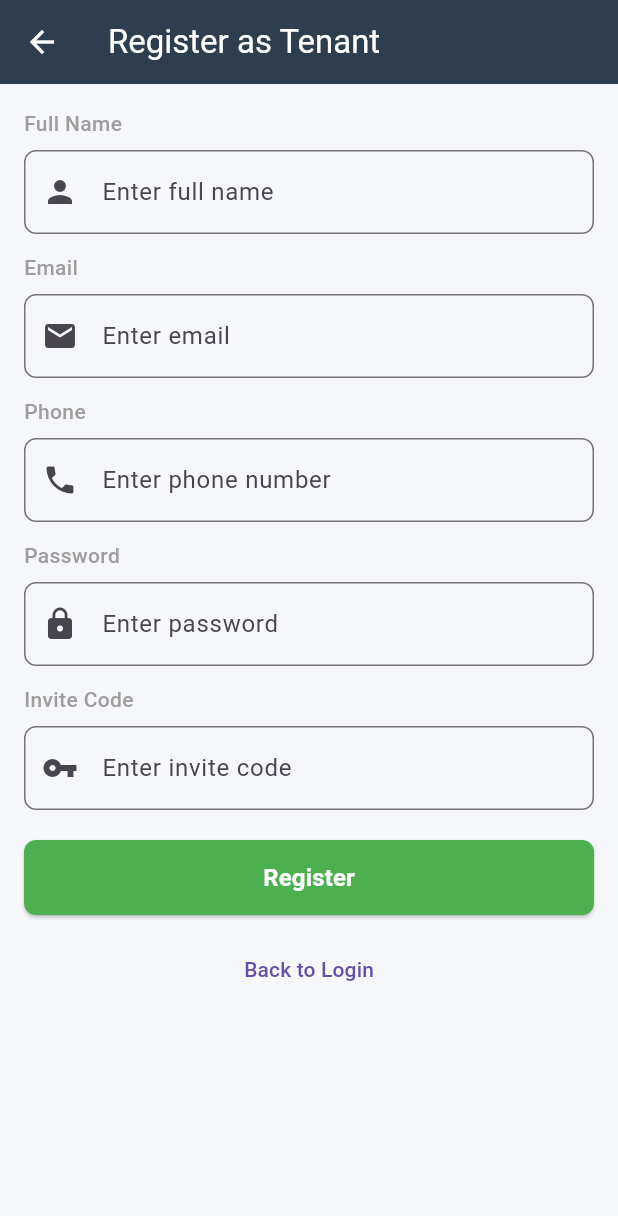
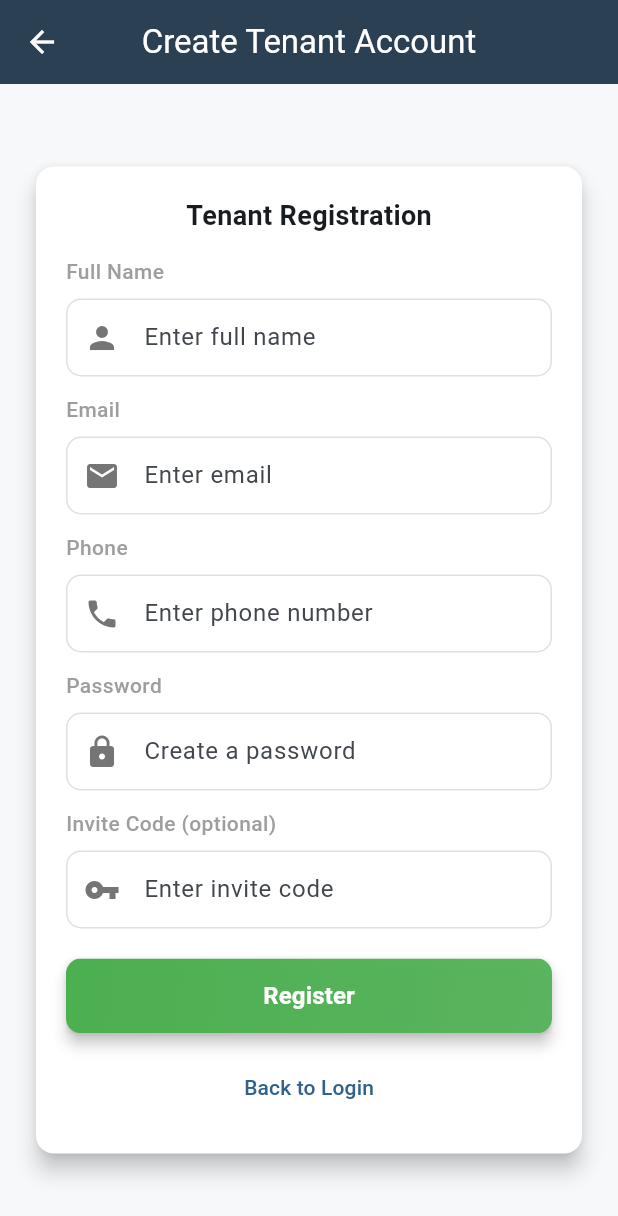
Before and after one commit to MAHABUB122003/RentEase_APP, a Flutter app: the screen it shows after launch, after a tap on "Register as Tenant", on a phone screen of 412 x 824 dp. Shown: the top 1216 px of the screen. Run offline on Flutter 3.47's test engine with Material 3 defaults, Android fonts, the phone set to English and light mode, and no system bars; our stand-ins replace fluttertoast, shared_preferences; accounts and stored records are empty.

Commit message:
all_fixe

```diff
--- a/lib/main.dart
+++ b/lib/main.dart
@@ -28,13 +28,24 @@ class MyApp extends StatelessWidget {
           title: 'RentEase - Simple Version',
           debugShowCheckedModeBanner: false,
           theme: ThemeData(
-            primarySwatch: Colors.blue,
+            primaryColor: const Color(0xFF2C3E50),
+            colorScheme: ColorScheme.fromSeed(seedColor: const Color(0xFF2C3E50)),
             appBarTheme: const AppBarTheme(
               backgroundColor: Color(0xFF2C3E50),
               foregroundColor: Colors.white,
-              elevation: 0,
+              elevation: 1,
+              centerTitle: true,
             ),
-            scaffoldBackgroundColor: const Color(0xFFF5F7FA),
+            cardTheme: CardThemeData(
+              color: Colors.white,
+              elevation: 2,
+              shape: RoundedRectangleBorder(borderRadius: BorderRadius.circular(12)),
+            ),
+            bottomNavigationBarTheme: const BottomNavigationBarThemeData(
+              selectedItemColor: Color(0xFF2C3E50),
+              unselectedItemColor: Colors.grey,
+            ),
+            scaffoldBackgroundColor: const Color(0xFFF6F8FA),
           ),
           darkTheme: ThemeData.dark(),
           themeMode: theme.isDark ? ThemeMode.dark : ThemeMode.light,
--- a/lib/screens/auth/login_screen.dart
+++ b/lib/screens/auth/login_screen.dart
@@ -57,53 +57,52 @@ class _LoginScreenState extends State<LoginScreen> {
   @override
   Widget build(BuildContext context) {
     return Scaffold(
+      backgroundColor: const Color(0xFFF6F8FA),
       body: SafeArea(
+        child: Center(
           child: SingleChildScrollView(
-          padding: const EdgeInsets.all(20),
+            padding: const EdgeInsets.symmetric(horizontal: 20, vertical: 32),
+            child: ConstrainedBox(
+              constraints: const BoxConstraints(maxWidth: 520),
+              child: Card(
+                elevation: 6,
+                shape: RoundedRectangleBorder(borderRadius: BorderRadius.circular(12)),
+                child: Padding(
+                  padding: const EdgeInsets.all(24),
                   child: Form(
                     key: _formKey,
                     child: Column(
-              crossAxisAlignment: CrossAxisAlignment.start,
+                      crossAxisAlignment: CrossAxisAlignment.stretch,
                       children: [
-                const SizedBox(height: 40),
-                const Center(
-                  child: Text(
-                    'Welcome to RentEase',
-                    style: TextStyle(
-                      fontSize: 24,
-                      fontWeight: FontWeight.bold,
-                      color: Color(0xFF2C3E50),
+                        const SizedBox(height: 8),
+                        Center(
+                          child: Column(
+                            children: const [
+                              Icon(Icons.home_work, size: 64, color: Color(0xFF2C3E50)),
+                              SizedBox(height: 12),
+                              Text(
+                                'RentEase',
+                                style: TextStyle(fontSize: 28, fontWeight: FontWeight.bold, color: Color(0xFF2C3E50)),
+                              ),
+                              SizedBox(height: 6),
+                              Text('Sign in to your account', style: TextStyle(color: Colors.grey)),
+                            ],
                           ),
                         ),
-                ),
-                const SizedBox(height: 10),
-                const Center(
-                  child: Text(
-                    'Sign in to continue',
-                    style: TextStyle(
-                      fontSize: 16,
-                      color: Colors.grey,
-                    ),
-                  ),
-                ),
-                const SizedBox(height: 40),
+                        const SizedBox(height: 26),
                         CustomTextField(
                           controller: _emailController,
                           label: 'Email Address',
-                  hintText: 'Enter your email',
+                          hintText: 'name@company.com',
                           prefixIcon: Icons.email,
                           keyboardType: TextInputType.emailAddress,
                           validator: (value) {
-                    if (value == null || value.isEmpty) {
-                      return 'Please enter your email';
-                    }
-                    if (!value.contains('@')) {
-                      return 'Please enter a valid email';
-                    }
+                            if (value == null || value.isEmpty) return 'Please enter your email';
+                            if (!value.contains('@')) return 'Please enter a valid email';
                             return null;
                           },
                         ),
-                const SizedBox(height: 20),
+                        const SizedBox(height: 16),
                         CustomTextField(
                           controller: _passwordController,
                           label: 'Password',
@@ -111,49 +110,31 @@ class _LoginScreenState extends State<LoginScreen> {
                           prefixIcon: Icons.lock,
                           obscureText: !_isPasswordVisible,
                           validator: (value) {
-                    if (value == null || value.isEmpty) {
-                      return 'Please enter your password';
-                    }
-                    if (value.length < 6) {
-                      return 'Password must be at least 6 characters';
-                    }
+                            if (value == null || value.isEmpty) return 'Please enter your password';
+                            if (value.length < 6) return 'Password must be at least 6 characters';
                             return null;
                           },
                         ),
-                const SizedBox(height: 10),
+                        const SizedBox(height: 8),
+                        Row(
+                          mainAxisAlignment: MainAxisAlignment.spaceBetween,
+                          children: [
                             Row(
                               children: [
                                 Checkbox(
                                   value: _isPasswordVisible,
-                      onChanged: (value) {
-                        setState(() {
-                          _isPasswordVisible = value ?? false;
-                        });
-                      },
+                                  onChanged: (value) => setState(() => _isPasswordVisible = value ?? false),
                                 ),
                                 const Text('Show Password'),
                               ],
                             ),
-                const SizedBox(height: 20),
-                Row(
-                  mainAxisAlignment: MainAxisAlignment.center,
-                  children: [
                             TextButton(
-                      onPressed: () {
-                        Navigator.pushNamed(context, '/register/tenant');
-                      },
-                      child: const Text('Register as Tenant'),
-                    ),
-                    const SizedBox(width: 12),
-                    TextButton(
-                      onPressed: () {
-                        Navigator.pushNamed(context, '/register/landlord');
-                      },
-                      child: const Text('Register as Landlord'),
+                              onPressed: () => Navigator.pushNamed(context, '/forgot-password'),
+                              child: const Text('Forgot password?'),
                             ),
                           ],
                         ),
-                const SizedBox(height: 30),
+                        const SizedBox(height: 18),
                         Consumer<AuthProvider>(
                           builder: (context, authProvider, child) {
                             return CustomButton(
@@ -163,32 +144,26 @@ class _LoginScreenState extends State<LoginScreen> {
                             );
                           },
                         ),
-                const SizedBox(height: 20),
-                Center(
-                  child: TextButton(
-                    onPressed: () {
-                      _emailController.text = 'test@example.com';
-                      _passwordController.text = 'password123';
-                    },
-                    child: const Text(
-                      'Use Demo Credentials',
-                      style: TextStyle(
-                        color: Colors.blue,
+                        const SizedBox(height: 14),
+                        Row(
+                          mainAxisAlignment: MainAxisAlignment.center,
+                          children: [
+                            TextButton(
+                              onPressed: () => Navigator.pushNamed(context, '/register/tenant'),
+                              child: const Text('Register as Tenant'),
+                            ),
+                            const SizedBox(width: 12),
+                            TextButton(
+                              onPressed: () => Navigator.pushNamed(context, '/register/landlord'),
+                              child: const Text('Register as Landlord'),
+                            ),
+                          ],
+                        ),
+                      ],
                     ),
                   ),
                 ),
               ),
-                const SizedBox(height: 20),
-                const Center(
-                  child: Text(
-                    'For demo: test@example.com / password123',
-                    style: TextStyle(
-                      fontSize: 12,
-                      color: Colors.grey,
-                    ),
-                  ),
-                ),
-              ],
             ),
           ),
         ),
--- a/lib/screens/auth/register_landlord_screen.dart
+++ b/lib/screens/auth/register_landlord_screen.dart
@@ -58,28 +58,43 @@ class _RegisterLandlordScreenState extends State<RegisterLandlordScreen> {
   @override
   Widget build(BuildContext context) {
     return Scaffold(
-      appBar: AppBar(title: const Text('Register as Landlord')),
-      body: SingleChildScrollView(
-        padding: const EdgeInsets.all(16),
+      backgroundColor: const Color(0xFFF6F8FA),
+      appBar: AppBar(title: const Text('Create Landlord Account')),
+      body: Center(
+        child: SingleChildScrollView(
+          padding: const EdgeInsets.symmetric(horizontal: 20, vertical: 24),
+          child: ConstrainedBox(
+            constraints: const BoxConstraints(maxWidth: 520),
+            child: Card(
+              elevation: 6,
+              shape: RoundedRectangleBorder(borderRadius: BorderRadius.circular(12)),
+              child: Padding(
+                padding: const EdgeInsets.all(20),
                 child: Form(
                   key: _formKey,
                   child: Column(
                     children: [
+                      const Text('Landlord Registration', style: TextStyle(fontSize: 18, fontWeight: FontWeight.w600)),
+                      const SizedBox(height: 14),
                       CustomTextField(controller: _nameController, label: 'Full Name', hintText: 'Enter full name', prefixIcon: Icons.person),
                       const SizedBox(height: 12),
                       CustomTextField(controller: _emailController, label: 'Email', hintText: 'Enter email', prefixIcon: Icons.email),
                       const SizedBox(height: 12),
                       CustomTextField(controller: _phoneController, label: 'Phone', hintText: 'Enter phone number', prefixIcon: Icons.phone),
                       const SizedBox(height: 12),
-              CustomTextField(controller: _passwordController, label: 'Password', hintText: 'Enter password', prefixIcon: Icons.lock, obscureText: true),
+                      CustomTextField(controller: _passwordController, label: 'Password', hintText: 'Create a password', prefixIcon: Icons.lock, obscureText: true),
                       const SizedBox(height: 20),
-              CustomButton(text: 'Register', onPressed: _register, color: Colors.green),
+                      SizedBox(width: double.infinity, child: CustomButton(text: 'Register', onPressed: _register, color: Colors.green)),
                       const SizedBox(height: 12),
                       TextButton(onPressed: () => Navigator.pop(context), child: const Text('Back to Login')),
                     ],
                   ),
                 ),
               ),
+            ),
+          ),
+        ),
+      ),
     );
   }
 }
--- a/lib/screens/auth/register_tenant_screen.dart
+++ b/lib/screens/auth/register_tenant_screen.dart
@@ -62,30 +62,45 @@ class _RegisterTenantScreenState extends State<RegisterTenantScreen> {
   @override
   Widget build(BuildContext context) {
     return Scaffold(
-      appBar: AppBar(title: const Text('Register as Tenant')),
-      body: SingleChildScrollView(
-        padding: const EdgeInsets.all(16),
+      backgroundColor: const Color(0xFFF6F8FA),
+      appBar: AppBar(title: const Text('Create Tenant Account')),
+      body: Center(
+        child: SingleChildScrollView(
+          padding: const EdgeInsets.symmetric(horizontal: 20, vertical: 24),
+          child: ConstrainedBox(
+            constraints: const BoxConstraints(maxWidth: 520),
+            child: Card(
+              elevation: 6,
+              shape: RoundedRectangleBorder(borderRadius: BorderRadius.circular(12)),
+              child: Padding(
+                padding: const EdgeInsets.all(20),
                 child: Form(
                   key: _formKey,
                   child: Column(
                     children: [
+                      const Text('Tenant Registration', style: TextStyle(fontSize: 18, fontWeight: FontWeight.w600)),
+                      const SizedBox(height: 14),
                       CustomTextField(controller: _nameController, label: 'Full Name', hintText: 'Enter full name', prefixIcon: Icons.person),
                       const SizedBox(height: 12),
                       CustomTextField(controller: _emailController, label: 'Email', hintText: 'Enter email', prefixIcon: Icons.email),
                       const SizedBox(height: 12),
                       CustomTextField(controller: _phoneController, label: 'Phone', hintText: 'Enter phone number', prefixIcon: Icons.phone),
                       const SizedBox(height: 12),
-              CustomTextField(controller: _passwordController, label: 'Password', hintText: 'Enter password', prefixIcon: Icons.lock, obscureText: true),
+                      CustomTextField(controller: _passwordController, label: 'Password', hintText: 'Create a password', prefixIcon: Icons.lock, obscureText: true),
                       const SizedBox(height: 12),
-              CustomTextField(controller: _codeController, label: 'Invite Code', hintText: 'Enter invite code', prefixIcon: Icons.vpn_key),
+                      CustomTextField(controller: _codeController, label: 'Invite Code (optional)', hintText: 'Enter invite code', prefixIcon: Icons.vpn_key),
                       const SizedBox(height: 20),
-              CustomButton(text: 'Register', onPressed: _register, color: Colors.green),
+                      SizedBox(width: double.infinity, child: CustomButton(text: 'Register', onPressed: _register, color: Colors.green)),
                       const SizedBox(height: 12),
                       TextButton(onPressed: () => Navigator.pop(context), child: const Text('Back to Login')),
                     ],
                   ),
                 ),
               ),
+            ),
+          ),
+        ),
+      ),
     );
   }
 }
--- a/lib/screens/splash_screen.dart
+++ b/lib/screens/splash_screen.dart
@@ -95,7 +95,7 @@ class _SplashScreenState extends State<SplashScreen> {
             const Padding(
               padding: EdgeInsets.symmetric(horizontal: 40),
               child: Text(
-                'Presented by:\nMd. Mahabubur Rahman (223071107)\nBishal Hossain Antor (223071118)',
+                'Professional property & rent management',
                 textAlign: TextAlign.center,
                 style: TextStyle(
                   fontSize: 12,
--- a/lib/widgets/custom_button.dart
+++ b/lib/widgets/custom_button.dart
@@ -22,28 +22,47 @@ class CustomButton extends StatelessWidget {
       width: double.infinity,
       height: 50,
       child: ElevatedButton(
-        onPressed: onPressed,
+        onPressed: isLoading ? () {} : onPressed,
         style: ElevatedButton.styleFrom(
-          backgroundColor: color ?? const Color(0xFF2C3E50),
-          foregroundColor: textColor ?? Colors.white,
-          shape: RoundedRectangleBorder(
-            borderRadius: BorderRadius.circular(8),
+          padding: EdgeInsets.zero,
+          shape: RoundedRectangleBorder(borderRadius: BorderRadius.circular(10)),
+          elevation: 4,
         ),
+        child: Ink(
+          decoration: BoxDecoration(
+            gradient: LinearGradient(
+              colors: [color ?? const Color(0xFF2C3E50), (color ?? const Color(0xFF2C3E50)).withOpacity(0.9)],
+              begin: Alignment.topLeft,
+              end: Alignment.bottomRight,
             ),
+            borderRadius: BorderRadius.circular(10),
+            boxShadow: [BoxShadow(color: Colors.black.withOpacity(0.08), blurRadius: 6, offset: const Offset(0, 3))],
+          ),
+          child: Center(
             child: isLoading
-            ? const SizedBox(
-                width: 20,
-                height: 20,
+                ? Row(
+                    mainAxisSize: MainAxisSize.min,
+                    children: const [
+                      SizedBox(
+                        width: 18,
+                        height: 18,
                         child: CircularProgressIndicator(
                           color: Colors.white,
                           strokeWidth: 2,
                         ),
+                      ),
+                      SizedBox(width: 10),
+                      Text('Please wait...', style: TextStyle(color: Colors.white, fontWeight: FontWeight.w600)),
+                    ],
                   )
                 : Text(
                     text,
-                style: const TextStyle(
+                    style: TextStyle(
+                      color: textColor ?? Colors.white,
                       fontSize: 16,
-                  fontWeight: FontWeight.bold,
+                      fontWeight: FontWeight.w700,
+                    ),
+                  ),
           ),
         ),
       ),
--- a/lib/widgets/custom_text_field.dart
+++ b/lib/widgets/custom_text_field.dart
@@ -40,12 +40,18 @@ class CustomTextField extends StatelessWidget {
           validator: validator,
           decoration: InputDecoration(
             hintText: hintText,
-            prefixIcon: prefixIcon != null ? Icon(prefixIcon) : null,
-            border: OutlineInputBorder(
-              borderRadius: BorderRadius.circular(8),
-              borderSide: const BorderSide(color: Colors.grey),
+            prefixIcon: prefixIcon != null ? Icon(prefixIcon, color: Colors.grey.shade600) : null,
+            filled: true,
+            fillColor: Colors.white,
+            contentPadding: const EdgeInsets.symmetric(horizontal: 16, vertical: 14),
+            enabledBorder: OutlineInputBorder(
+              borderRadius: BorderRadius.circular(10),
+              borderSide: BorderSide(color: Colors.grey.shade300),
             ),
-            contentPadding: const EdgeInsets.all(16),
+            focusedBorder: OutlineInputBorder(
+              borderRadius: BorderRadius.circular(10),
+              borderSide: const BorderSide(color: Color(0xFF2C3E50), width: 1.6),
+            ),
           ),
         ),
       ],
```
Also changed, not shown: lib/providers/auth_provider.dart (+25 -9 lines), lib/providers/payment_provider.dart (+54 -0 lines), lib/screens/landlord/landlord_dashboard.dart (+13 -0 lines), lib/screens/messages/chat_screen.dart (added, +104 -0 lines), lib/screens/messages/contact_list_screen.dart (added, +72 -0 lines), lib/screens/messages/conversations_screen.dart (added, +61 -0 lines), lib/screens/tenant/tenant_dashboard.dart (+5 -4 lines), lib/screens/tenant/tenant_landlord_profile.dart (added, +75 -0 lines). Lines whose indentation alone changed are shown as unchanged.
